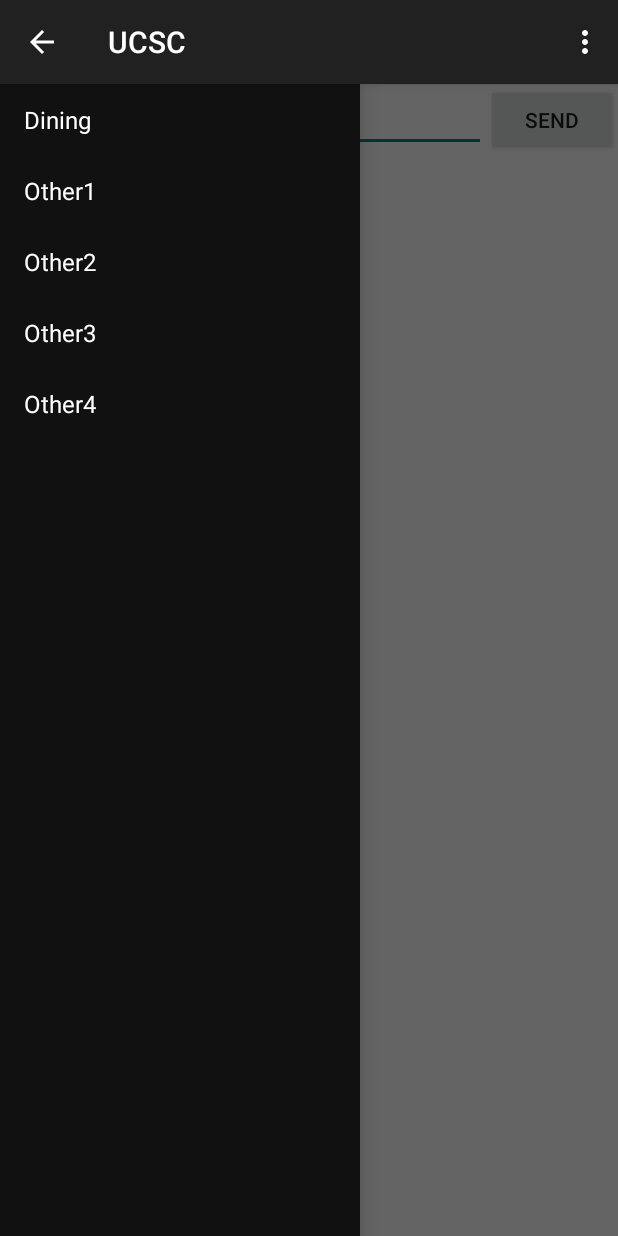
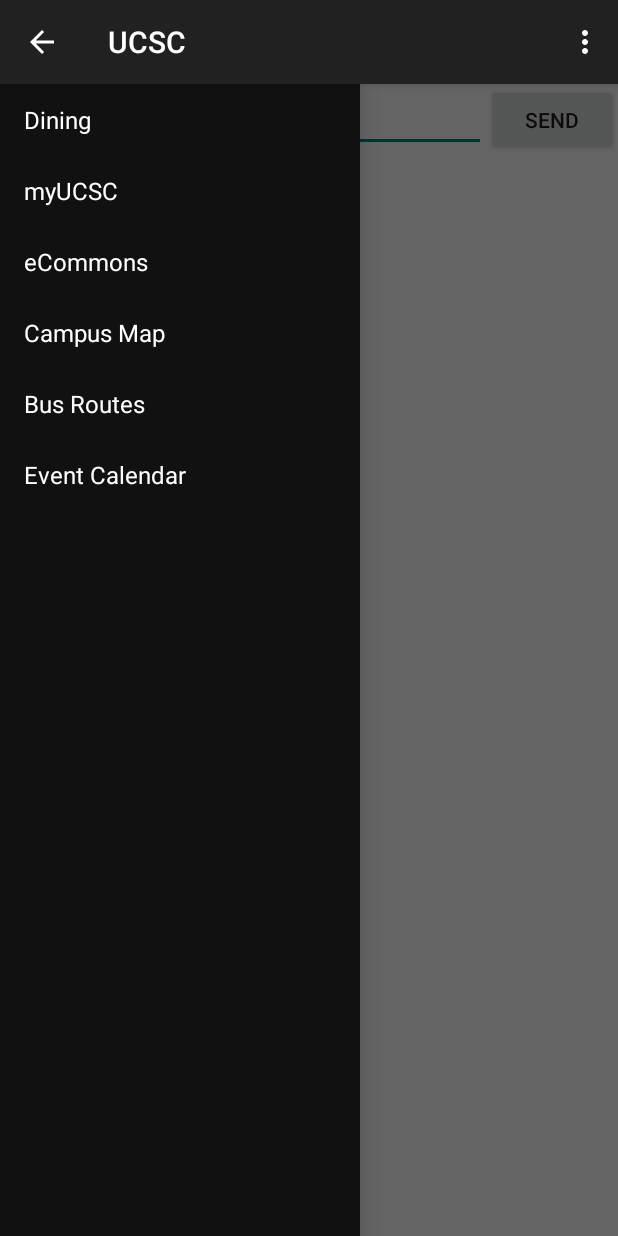
Before and after one commit to ChandlerMoeller/TestAppPleaseIgnore, an Android app: the screen it shows after launch (MainActivity), with the side drawer open, on a phone screen of 412 x 824 dp. Run offline under Robolectric (Android 15) with nearby library versions, the phone set to English and light mode, and no system bars; 3 statements that could not run were skipped.

Commit message:
-Added activity for the "about" action bar item -Added activity for the "settings" action bar item -removed action bar from both the about and settings activities

```diff
--- a/app/build.gradle
+++ b/app/build.gradle
@@ -22,4 +22,5 @@ android {
 dependencies {
     compile fileTree(dir: 'libs', include: ['*.jar'])
     compile 'com.android.support:appcompat-v7:21.0.3'
+    compile 'com.android.support:support-v4:21.0.3'
 }
--- a/app/src/main/res/menu/menu_display_message.xml
+++ b/app/src/main/res/menu/menu_display_message.xml
@@ -2,8 +2,8 @@
     xmlns:app="http://schemas.android.com/apk/res-auto"
     xmlns:tools="http://schemas.android.com/tools"
     tools:context="com.mycompany.myfirstapp.DisplayMessageActivity">
-    <item android:id="@+id/action_settings" android:title="@string/str_settings"
+    <item android:id="@+id/action_settings" android:title="@string/action_settings"
         android:orderInCategory="100" app:showAsAction="never" />
     <item android:id="@+id/action_about" android:title="@string/str_about"
-        android:orderInCategory="100" app:showAsAction="never" />
+        android:orderInCategory="100" app:showAsAction="never"/>
 </menu>
--- a/app/src/main/res/menu/menu_main.xml
+++ b/app/src/main/res/menu/menu_main.xml
@@ -1,8 +1,8 @@
 <menu xmlns:android="http://schemas.android.com/apk/res/android"
     xmlns:app="http://schemas.android.com/apk/res-auto"
     xmlns:tools="http://schemas.android.com/tools" tools:context=".MainActivity">
-    <item android:id="@+id/action_settings" android:title="@string/str_settings"
+    <item android:id="@+id/action_settings" android:title="@string/action_settings"
         android:orderInCategory="100" app:showAsAction="never" />
     <item android:id="@+id/action_about" android:title="@string/str_about"
-        android:orderInCategory="100" app:showAsAction="never" />
+        android:orderInCategory="100" app:showAsAction="never"/>
 </menu>
--- a/app/src/main/res/values/strings.xml
+++ b/app/src/main/res/values/strings.xml
@@ -1,14 +1,16 @@
 <?xml version="1.0" encoding="utf-8"?>
 <resources>
+
     <string name="app_name">UCSC</string>
 
     <string-array name="navigation_array">
-    <item>Dining</item>
-    <item>Other1</item>
-    <item>Other2</item>
-    <item>Other3</item>
-    <item>Other4</item>
-</string-array>
+        <item>Dining</item>
+        <item>myUCSC</item>
+        <item>eCommons</item>
+        <item>Campus Map</item>
+        <item>Bus Routes</item>
+        <item>Event Calendar</item>
+    </string-array>
 
     <string name="drawer_open">Open navigation drawer</string>
     <string name="drawer_close">Close navigation drawer</string>
@@ -19,7 +21,15 @@
     <string name="hello_world">Hello world!</string>
 
     //Action Bar Strings
-    <string name="str_settings">Settings</string>
     <string name="str_about">About</string>
+    <string name="action_settings">Settings</string>
+
+    //Settings
+    <string name="title_activity_display_settings">Settings</string>
+    <string name="str_act_settings">This activity will have various options that are TBD</string>
+
+    //About
+    <string name="title_activity_display_about">About</string>
+    <string name="str_act_about">This activity will display information on us and other stuff</string>
 
 </resources>
```
Also changed, not shown: app/src/main/AndroidManifest.xml (+16 -0 lines), app/src/main/java/com/mycompany/myfirstapp/DisplayAboutActivity.java (added, +40 -0 lines), app/src/main/java/com/mycompany/myfirstapp/DisplaySettingsActivity.java (added, +40 -0 lines), app/src/main/java/com/mycompany/myfirstapp/MainActivity.java (+9 -1 lines), app/src/main/res/layout/activity_display_about.xml (added, +12 -0 lines), app/src/main/res/layout/activity_display_settings.xml (added, +12 -0 lines).
